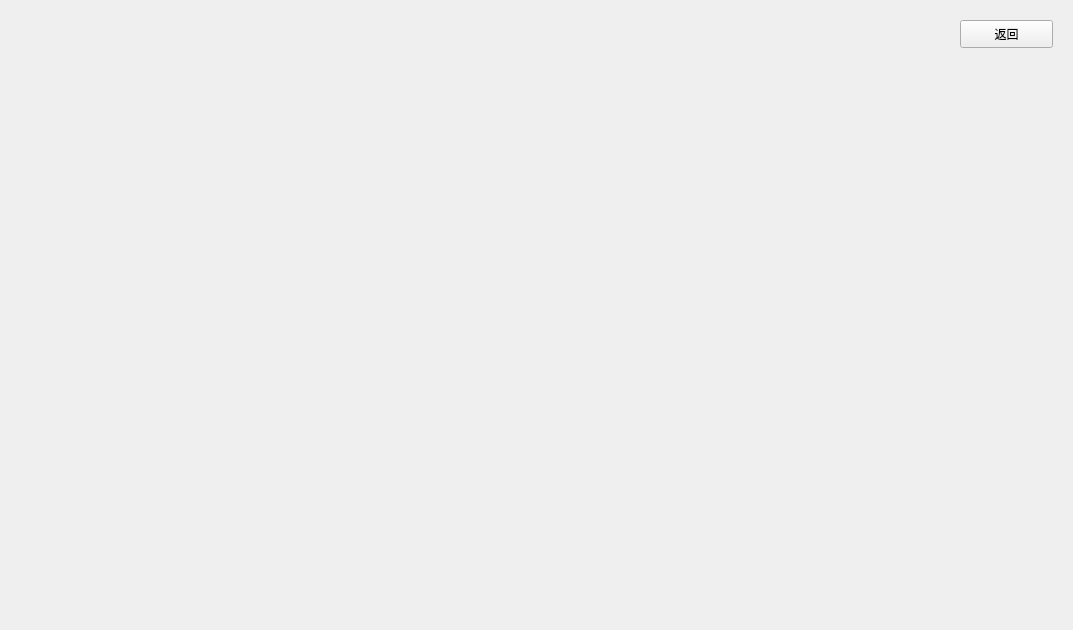
This is Widget1/ShowScoreManue.ui in zero-two-maker/homework as Qt 5 draws it before an edit. The edited form follows.
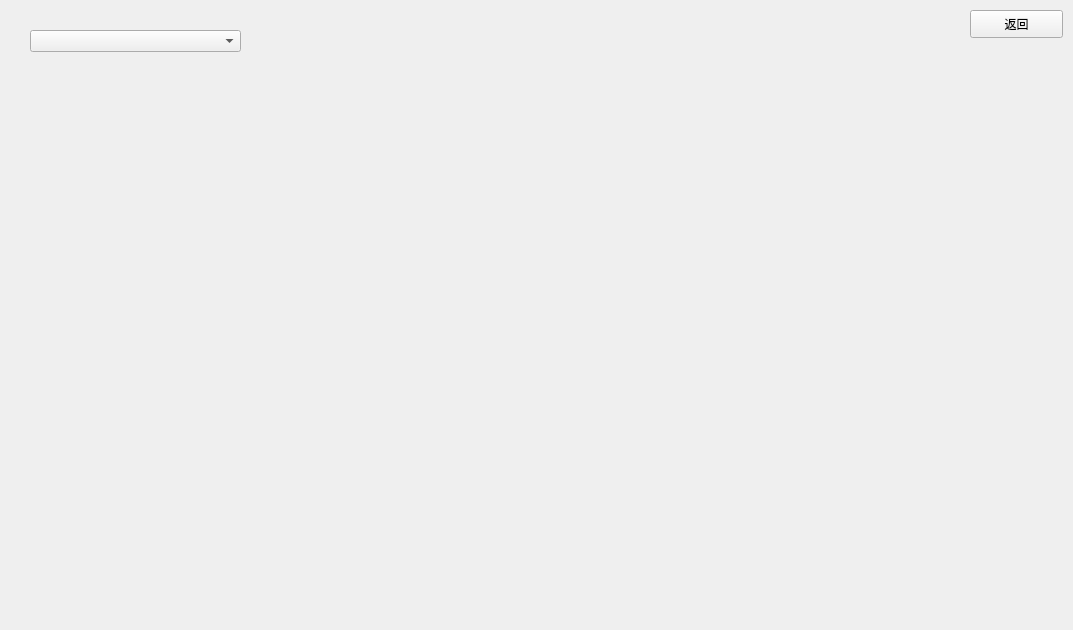
This is the edited form.

```diff
--- a/Widget1/ShowScoreManue.ui
+++ b/Widget1/ShowScoreManue.ui
@@ -13,11 +13,14 @@
   <property name="windowTitle">
    <string>成绩统计界面</string>
   </property>
+  <property name="styleSheet">
+   <string notr="true"/>
+  </property>
   <widget class="QPushButton" name="exitbtn">
    <property name="geometry">
     <rect>
-     <x>960</x>
-     <y>20</y>
+     <x>970</x>
+     <y>10</y>
      <width>93</width>
      <height>28</height>
     </rect>
@@ -26,6 +29,16 @@
     <string>返回</string>
    </property>
   </widget>
+  <widget class="QComboBox" name="comboBox">
+   <property name="geometry">
+    <rect>
+     <x>30</x>
+     <y>30</y>
+     <width>211</width>
+     <height>22</height>
+    </rect>
+   </property>
+  </widget>
  </widget>
  <layoutdefault spacing="6" margin="11"/>
  <resources/>
```
Left out of the diff: 4 changed lines with no effect on the pictures.
